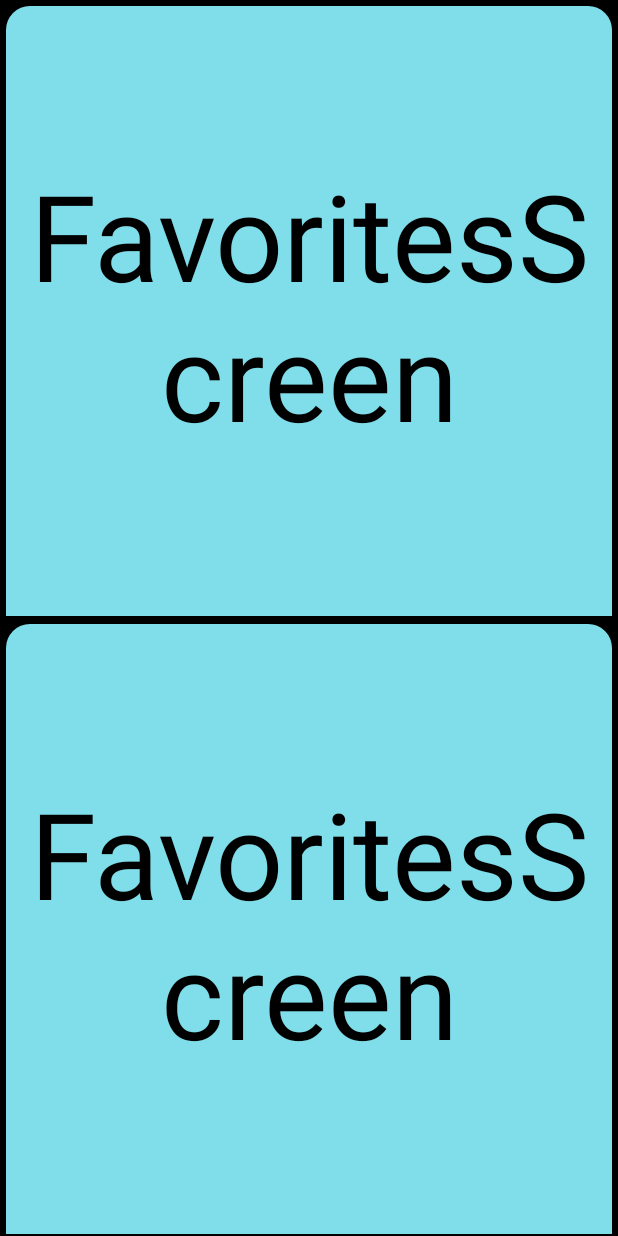
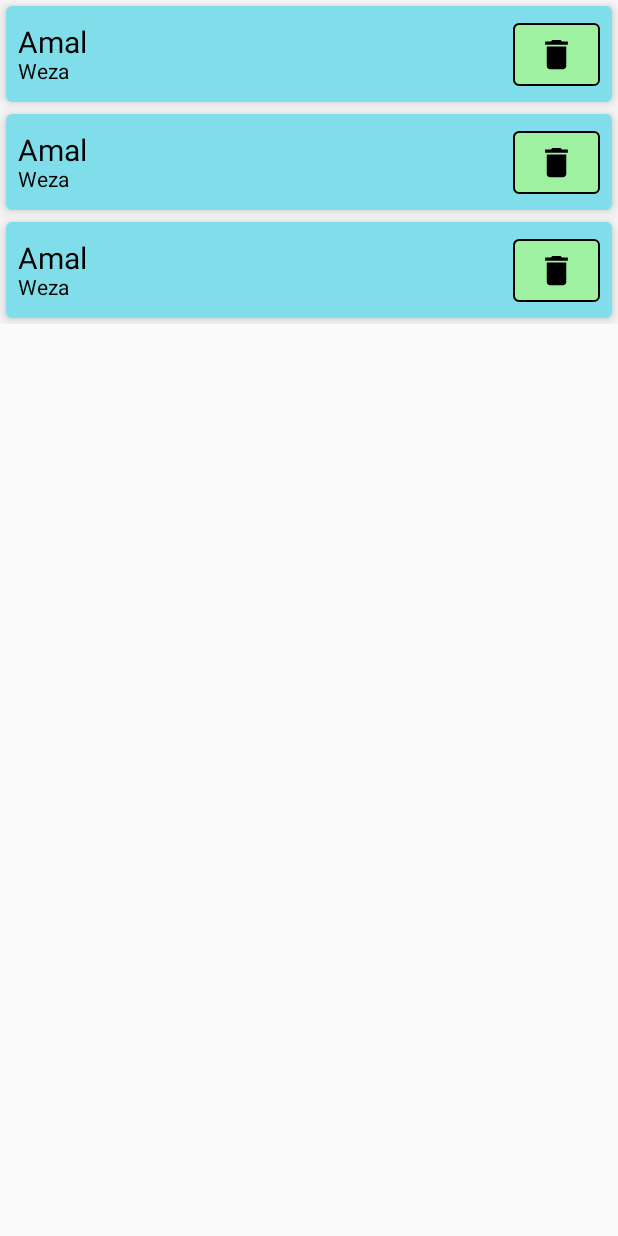
Before and after one commit to mossssama/Quotivate, an Android app built with Jetpack Compose: the screen it shows after launch (MainActivity), after a tap on "Favorites", on a phone screen of 412 x 824 dp. Run offline under Robolectric (Android 15) with nearby library versions, the phone set to English and light mode, and no system bars; our stand-ins replace Room's generated code.

```diff
--- a/app/src/main/java/com/newOs/quotivate/MainActivity.kt
+++ b/app/src/main/java/com/newOs/quotivate/MainActivity.kt
@@ -3,6 +3,7 @@ package com.newOs.quotivate
 import android.os.Bundle
 import androidx.activity.ComponentActivity
 import androidx.activity.compose.setContent
+import com.newOs.quotivate.navigation.Navigation
 import com.newOs.quotivate.ui.theme.*
 
 class MainActivity : ComponentActivity() {
--- a/app/src/main/java/com/newOs/quotivate/QuoteViewModel.kt
+++ b/app/src/main/java/com/newOs/quotivate/QuoteViewModel.kt
@@ -3,11 +3,13 @@ package com.newOs.quotivate
 import androidx.lifecycle.ViewModel
 
 class QuotesViewModel():ViewModel() {
-    fun getQuote()= quoteList
+    fun getAllQuotes()= quoteList
 }
 
+class QuoteViewModel():ViewModel() {
+    fun getRandomQuote()= quoteList.random()
+}
 
-
-class QuoteViewModel():ViewModel() {
-    fun getQuote()= quoteList.random()
+class FavoritesViewModel : ViewModel() {
+    fun getAllFavorites() = quoteList.filter { it.isFavorite }
 }
--- a/app/src/main/java/com/newOs/quotivate/composables/IconButton.kt
+++ b/app/src/main/java/com/newOs/quotivate/composables/IconButton.kt
@@ -11,9 +11,9 @@ import androidx.compose.ui.res.painterResource
 import androidx.compose.ui.unit.dp
 
 @Composable
-fun IconBtn(imageId: Int, imageDescription: String, borderColor: Color, iconColor: Color, backgroundColor: Color, modifier: Modifier) {
+fun IconBtn(imageId: Int, imageDescription: String, borderColor: Color, iconColor: Color, backgroundColor: Color, modifier: Modifier,onClick:()->Unit) {
     OutlinedButton(
-        onClick = {},
+        onClick = onClick,
         border = BorderStroke(1.dp, borderColor),
         modifier = modifier,
         colors = ButtonDefaults.buttonColors(backgroundColor = backgroundColor)
--- /dev/null
+++ b/app/src/main/java/com/newOs/quotivate/composables/Txt.kt
@@ -0,0 +1,20 @@
+package com.newOs.quotivate.composables
+
+import androidx.compose.material.Text
+import androidx.compose.runtime.Composable
+import androidx.compose.ui.graphics.Color
+import androidx.compose.ui.text.TextStyle
+import androidx.compose.ui.text.style.TextAlign
+import androidx.compose.ui.unit.TextUnit
+
+@Composable
+fun Txt(text: String, fontSize: TextUnit, textColor: Color) {
+    Text(
+        text = text,
+        style = TextStyle(
+            fontSize = fontSize,
+            color = textColor
+        ),
+        textAlign = TextAlign.Start,
+    )
+}
--- a/app/src/main/java/com/newOs/quotivate/dummy.kt
+++ b/app/src/main/java/com/newOs/quotivate/dummy.kt
@@ -2,9 +2,31 @@ package com.newOs.quotivate
 
 import com.newOs.quotivate.room.Quote
 
-val dummyOne = Quote("OsOs","Mohamed",false)
+val dummyOne = Quote("OsOs","Mohamed Osama Saleh Ahmed Abdallah Nasr Computer & Systems Engineer",false)
 val dummyTwo = Quote("Nozwa","Nihal",false)
 val dummyThree = Quote("Weza","Amal",true)
+val dummyFour = Quote("GOAT","Leo",false)
+val dummyFive = Quote("OsOs","Mohamed",false)
+val dummySix = Quote("Nozwa","Nihal",false)
+val dummySeven = Quote("Weza","Amal",true)
+val dummyEight = Quote("GOAT","Leo",false)
+val dummyNine = Quote("OsOs","Mohamed",false)
+val dummyTen = Quote("Nozwa","Nihal",false)
+val dummyEleven = Quote("Weza","Amal",true)
+val dummyTwelve = Quote("GOAT","Leo",false)
 
 
-val quoteList = listOf(dummyOne, dummyTwo, dummyThree)
+val quoteList = listOf(
+    dummyOne,
+    dummyTwo,
+    dummyThree,
+    dummyFour,
+    dummyFive,
+    dummySix,
+    dummySeven,
+    dummyEight,
+    dummyNine,
+    dummyTen,
+    dummyEleven,
+    dummyTwelve
+)
--- a/app/src/main/java/com/newOs/quotivate/navigation/Navigation.kt
+++ b/app/src/main/java/com/newOs/quotivate/navigation/Navigation.kt
@@ -1,37 +1,40 @@
-package com.newOs.quotivate
+package com.newOs.quotivate.navigation
 
 import androidx.compose.runtime.Composable
-import androidx.navigation.NavType
+import androidx.lifecycle.viewmodel.compose.viewModel
 import androidx.navigation.compose.NavHost
 import androidx.navigation.compose.composable
-import androidx.navigation.compose.navArgument
 import androidx.navigation.compose.rememberNavController
+import com.newOs.quotivate.QuoteViewModel
 import com.newOs.quotivate.screens.FavoritesScreen
 import com.newOs.quotivate.screens.MainScreen
 import com.newOs.quotivate.screens.QuotesScreen
-import com.newOs.quotivate.navigation.Screen
 
 
 @Composable
 fun Navigation(){
     val navController = rememberNavController()
+    val viewModel : QuoteViewModel = viewModel()
     NavHost(navController = navController, startDestination = Screen.MainScreen.route){
         composable(
             route = Screen.MainScreen.route
         ){
-            MainScreen(navController = navController)
+            MainScreen(navController = navController,viewModel = viewModel)
         }
         composable(
-            route = Screen.QuotesScreen.route+"?quote={quote}",
-            arguments = listOf(
-                navArgument("quote"){
-                    type = NavType.StringType
-                    defaultValue = "When I become expensive no one wanted me"
-                    nullable = true
-                }
-            )
-        ){ entry ->
-            QuotesScreen(name=entry.arguments?.getString("name"))
+            route = Screen.QuotesScreen.route
+//            route = Screen.QuotesScreen.route+"?quote={quote}",
+//            arguments = listOf(
+//                navArgument("quote"){
+//                    type = NavType.StringType
+//                    defaultValue = "When I become expensive no one wanted me"
+//                    nullable = true
+//                }
+//            )
+        ){
+//            entry ->
+//            QuotesScreen(name=entry.arguments?.getString("name"))
+            QuotesScreen()
         }
         composable(
             route = Screen.FavoritesScreen.route
--- a/app/src/main/java/com/newOs/quotivate/screens/FavoritesScreen.kt
+++ b/app/src/main/java/com/newOs/quotivate/screens/FavoritesScreen.kt
@@ -1,41 +1,63 @@
 package com.newOs.quotivate.screens
 
-import androidx.compose.foundation.background
-import androidx.compose.foundation.layout.*
-import androidx.compose.foundation.shape.RoundedCornerShape
-import androidx.compose.runtime.Composable
+import androidx.compose.foundation.layout.Column
+import androidx.compose.foundation.layout.Row
+import androidx.compose.foundation.layout.padding
+import androidx.compose.foundation.lazy.LazyColumn
+import androidx.compose.foundation.lazy.items
+import androidx.compose.material.Card
+import androidx.compose.runtime.*
+import androidx.compose.ui.Alignment
 import androidx.compose.ui.Modifier
+import androidx.compose.ui.graphics.Color
 import androidx.compose.ui.unit.dp
 import androidx.compose.ui.unit.sp
-import com.newOs.quotivate.composables.TxtView
+import androidx.lifecycle.viewmodel.compose.viewModel
+import com.newOs.quotivate.FavoritesViewModel
+import com.newOs.quotivate.R
+import com.newOs.quotivate.composables.IconBtn
+import com.newOs.quotivate.composables.Txt
+import com.newOs.quotivate.room.Quote
 import com.newOs.quotivate.ui.theme.baby_blue
 import com.newOs.quotivate.ui.theme.black
+import com.newOs.quotivate.ui.theme.green
 
 @Composable
 fun FavoritesScreen() {
-    Column(
-        modifier = Modifier
-            .fillMaxHeight()
-            .fillMaxWidth()
-            .background(color = black),
-        verticalArrangement = Arrangement.SpaceBetween
-    ) {
-        FText(
-            modifier = Modifier
-                .weight(1f)
-                .fillMaxWidth()
-                .padding(4.dp,4.dp,4.dp,1.dp)
-        )
-        FText(
-            modifier = Modifier
-                .weight(1f)
-                .fillMaxWidth()
-                .padding(4.dp,4.dp,4.dp,1.dp)
-        )
+    val vm: FavoritesViewModel = viewModel()
+    LazyColumn{
+        items(vm.getAllFavorites()) { quote ->
+            FavoriteItem(quote)
+        }
     }
 }
 
 @Composable
-fun FText(modifier: Modifier) {
-    TxtView(text = "FavoritesScreen",fontSize = 80.sp,textColor = black, backgroundColor = baby_blue,modifier = modifier, cornersShape = RoundedCornerShape(topStart = 16.dp, topEnd = 16.dp))
+fun FavoriteItem(quote: Quote){
+    Card(elevation = 6.dp, modifier = Modifier.padding(4.dp), backgroundColor = baby_blue,contentColor = black) {
+        Row(verticalAlignment = Alignment.CenterVertically, modifier = Modifier.padding(8.dp)) {
+            Column(modifier = Modifier.weight(0.85f)) {
+                FText(quoteText = quote.text,textColor = black)
+                FAuthor(quoteAuthor = quote.author,textColor = black)
+            }
+            RemoveFavorite(modifier = Modifier.weight(0.15f), imageId = R.drawable.delete_icon, onClick = {
+                /* Delete Quote from db */
+            })
+        }
+    }
 }
+
+@Composable
+fun FText(quoteText:String,textColor: Color) {
+    Txt(text = quoteText,fontSize = 20.sp,textColor=textColor)
+}
+
+@Composable
+fun FAuthor(quoteAuthor:String,textColor: Color) {
+    Txt(text = quoteAuthor,fontSize = 14.sp,textColor=textColor)
+}
+
+@Composable
+fun RemoveFavorite(modifier: Modifier,imageId:Int,onClick: ()->Unit) {
+    IconBtn(imageId = imageId, imageDescription = "Refresh Button", borderColor = black, iconColor = black,backgroundColor = green,modifier = modifier, onClick = onClick)
+}
--- a/app/src/main/java/com/newOs/quotivate/screens/MainScreen.kt
+++ b/app/src/main/java/com/newOs/quotivate/screens/MainScreen.kt
@@ -3,11 +3,12 @@ package com.newOs.quotivate.screens
 import androidx.compose.foundation.background
 import androidx.compose.foundation.layout.*
 import androidx.compose.foundation.shape.RoundedCornerShape
-import androidx.compose.runtime.Composable
+import androidx.compose.runtime.*
 import androidx.compose.ui.Modifier
 import androidx.compose.ui.unit.dp
 import androidx.compose.ui.unit.sp
 import androidx.navigation.NavController
+import com.newOs.quotivate.QuoteViewModel
 import com.newOs.quotivate.composables.IconBtn
 import com.newOs.quotivate.composables.TextBtn
 import com.newOs.quotivate.composables.TxtView
@@ -15,7 +16,10 @@ import com.newOs.quotivate.navigation.Screen
 import com.newOs.quotivate.ui.theme.*
 
 @Composable
-fun MainScreen(navController: NavController) {
+fun MainScreen(navController: NavController,viewModel: QuoteViewModel) {
+
+    var currentQuote by remember { mutableStateOf(viewModel.getRandomQuote())}
+
     Column(
         modifier = Modifier
             .fillMaxHeight()
@@ -27,22 +31,42 @@ fun MainScreen(navController: NavController) {
             modifier = Modifier
                 .weight(1f)
                 .fillMaxWidth()
-                .padding(4.dp, 4.dp, 4.dp, 1.dp)
+                .padding(4.dp, 4.dp, 4.dp, 1.dp),
+            quoteText = currentQuote.text
         )
         QuoteAuthor(
             modifier = Modifier
                 .weight(0.2f)
                 .fillMaxWidth()
-                .padding(4.dp, 0.dp, 4.dp, 2.dp)
+                .padding(4.dp, 0.dp, 4.dp, 2.dp),
+            quoteAuthor = currentQuote.author
         )
 
-        InteractionRow(
+        Row(
+            horizontalArrangement = Arrangement.SpaceBetween,
             modifier = Modifier
                 .weight(0.1f)
                 .fillMaxWidth()
                 .fillMaxHeight()
                 .padding(3.dp, 2.dp, 3.dp, 2.dp)
-        )
+        ) {
+            RefreshQuote(
+                modifier = Modifier
+                    .weight(1f)
+                    .fillMaxWidth(),
+                onClick = { currentQuote = viewModel.getRandomQuote() }
+            )
+            FavQuote(
+                modifier = Modifier
+                    .weight(1f)
+                    .fillMaxWidth()
+            )
+            ShareQuote(
+                modifier = Modifier
+                    .weight(1f)
+                    .fillMaxWidth()
+            )
+        }
 
         ShowFavoriteQuotes(
             modifier = Modifier
@@ -63,66 +87,44 @@ fun MainScreen(navController: NavController) {
 }
 
 @Composable
-fun InteractionRow(modifier: Modifier){
-    Row(
-        horizontalArrangement = Arrangement.SpaceBetween,
-        modifier = modifier
-            .fillMaxWidth()
-            .fillMaxHeight()
-    ) {
-        RefreshQuote(
-            modifier = Modifier
-                .weight(1f)
-                .fillMaxWidth()
-        )
-        FavQuote(
-            modifier = Modifier
-                .weight(1f)
-                .fillMaxWidth()
-        )
-        ShareQuote(
-            modifier = Modifier
-                .weight(1f)
-                .fillMaxWidth()
-        )
-    }
-}
-
-
-
-@Composable
-fun QuoteText(modifier: Modifier) {
-    TxtView(text = "Quote",fontSize = 80.sp,textColor = black, backgroundColor = baby_blue,modifier = modifier, cornersShape = RoundedCornerShape(topStart = 16.dp, topEnd = 16.dp))
+fun QuoteText(modifier: Modifier,quoteText: String) {
+    TxtView(text = quoteText,fontSize = 80.sp,textColor = black, backgroundColor = baby_blue,modifier = modifier, cornersShape = RoundedCornerShape(topStart = 16.dp, topEnd = 16.dp))
 }
 
 @Composable
-fun QuoteAuthor(modifier: Modifier) {
-    TxtView(text = "Author",fontSize = 16.sp,textColor = black, backgroundColor = baby_blue,modifier = modifier, cornersShape = RoundedCornerShape(topStart=0.dp))
+fun QuoteAuthor(modifier: Modifier,quoteAuthor: String) {
+    TxtView(text = quoteAuthor,fontSize = 16.sp,textColor = black, backgroundColor = baby_blue,modifier = modifier, cornersShape = RoundedCornerShape(topStart=0.dp))
 }
 
 @Composable
-fun RefreshQuote(modifier: Modifier) {
-    IconBtn(imageId = com.newOs.quotivate.R.drawable.refresh_icon, imageDescription = "Refresh Button", borderColor = black, iconColor = black,backgroundColor = green,modifier = modifier)
+fun RefreshQuote(modifier: Modifier,onClick: ()->Unit) {
+    IconBtn(imageId = com.newOs.quotivate.R.drawable.refresh_icon, imageDescription = "Refresh Button", borderColor = black, iconColor = black,backgroundColor = green,modifier = modifier, onClick = onClick)
 }
 
 @Composable
 fun FavQuote(modifier: Modifier) {
-    IconBtn(imageId = com.newOs.quotivate.R.drawable.favorite_icon, imageDescription = "Favorite Button", borderColor = black, iconColor = black,backgroundColor = blue,modifier = modifier)
+    IconBtn(imageId = com.newOs.quotivate.R.drawable.favorite_icon, imageDescription = "Favorite Button", borderColor = black, iconColor = black,backgroundColor = blue,modifier = modifier, onClick = {})
 }
 
 @Composable
 fun ShareQuote(modifier: Modifier) {
-    IconBtn(imageId = com.newOs.quotivate.R.drawable.share_icon, imageDescription = "Share Button", borderColor = black, iconColor = black, backgroundColor = red,modifier = modifier)
+    IconBtn(imageId = com.newOs.quotivate.R.drawable.share_icon, imageDescription = "Share Button", borderColor = black, iconColor = black, backgroundColor = red,modifier = modifier, onClick = {})
 }
 
 @Composable
 fun ShowFavoriteQuotes(modifier: Modifier, navController: NavController) {
-    TextBtn("Favorites",modifier, textColor = black, backgroundColor = yellow, cornersShape = RoundedCornerShape(topStart=0.dp), onClick = { navController.navigate(
-        Screen.FavoritesScreen.route) })
+    TextBtn("Favorites",modifier, textColor = black, backgroundColor = yellow, cornersShape = RoundedCornerShape(topStart=0.dp), onClick = { navigateToFavoritesScreen(navController) })
 }
 
 @Composable
 fun ShowMoreQuotes(modifier: Modifier, navController: NavController) {
-    TextBtn("More",modifier, textColor = black, backgroundColor = pink, cornersShape = RoundedCornerShape(bottomStart = 16.dp, bottomEnd = 16.dp), onClick = { navController.navigate(
-        Screen.QuotesScreen.route) })
+    TextBtn("More",modifier, textColor = black, backgroundColor = pink, cornersShape = RoundedCornerShape(bottomStart = 16.dp, bottomEnd = 16.dp), onClick = { navigateToQuotesScreen(navController) })
 }
+
+fun navigateToFavoritesScreen(navController: NavController){
+    navController.navigate(Screen.FavoritesScreen.route)
+}
+
+fun navigateToQuotesScreen(navController: NavController){
+    navController.navigate(Screen.QuotesScreen.route)
+}
--- /dev/null
+++ b/app/src/main/res/drawable/delete_icon.xml
@@ -0,0 +1,5 @@
+<vector android:height="32dp" android:tint="#000000"
+    android:viewportHeight="24" android:viewportWidth="24"
+    android:width="32dp" xmlns:android="http://schemas.android.com/apk/res/android">
+    <path android:fillColor="@android:color/white" android:pathData="M6,19c0,1.1 0.9,2 2,2h8c1.1,0 2,-0.9 2,-2V7H6v12zM19,4h-3.5l-1,-1h-5l-1,1H5v2h14V4z"/>
+</vector>
--- /dev/null
+++ b/app/src/main/res/drawable/favorite_hollow_icon.xml
@@ -0,0 +1,5 @@
+<vector android:height="32dp" android:tint="#000000"
+    android:viewportHeight="24" android:viewportWidth="24"
+    android:width="32dp" xmlns:android="http://schemas.android.com/apk/res/android">
+    <path android:fillColor="@android:color/white" android:pathData="M16.5,3c-1.74,0 -3.41,0.81 -4.5,2.09C10.91,3.81 9.24,3 7.5,3 4.42,3 2,5.42 2,8.5c0,3.78 3.4,6.86 8.55,11.54L12,21.35l1.45,-1.32C18.6,15.36 22,12.28 22,8.5 22,5.42 19.58,3 16.5,3zM12.1,18.55l-0.1,0.1 -0.1,-0.1C7.14,14.24 4,11.39 4,8.5 4,6.5 5.5,5 7.5,5c1.54,0 3.04,0.99 3.57,2.36h1.87C13.46,5.99 14.96,5 16.5,5c2,0 3.5,1.5 3.5,3.5 0,2.89 -3.14,5.74 -7.9,10.05z"/>
+</vector>
--- a/app/src/main/res/drawable/ic_favorite.xml
+++ /dev/null
@@ -1,5 +0,0 @@
-<vector android:height="24dp" android:tint="#000000"
-    android:viewportHeight="24" android:viewportWidth="24"
-    android:width="24dp" xmlns:android="http://schemas.android.com/apk/res/android">
-    <path android:fillColor="@android:color/white" android:pathData="M12,21.35l-1.45,-1.32C5.4,15.36 2,12.28 2,8.5 2,5.42 4.42,3 7.5,3c1.74,0 3.41,0.81 4.5,2.09C13.09,3.81 14.76,3 16.5,3 19.58,3 22,5.42 22,8.5c0,3.78 -3.4,6.86 -8.55,11.54L12,21.35z"/>
-</vector>
--- a/app/src/main/res/drawable/ic_refresh.xml
+++ /dev/null
@@ -1,5 +0,0 @@
-<vector android:height="24dp" android:tint="#000000"
-    android:viewportHeight="24" android:viewportWidth="24"
-    android:width="24dp" xmlns:android="http://schemas.android.com/apk/res/android">
-    <path android:fillColor="@android:color/white" android:pathData="M17.65,6.35C16.2,4.9 14.21,4 12,4c-4.42,0 -7.99,3.58 -7.99,8s3.57,8 7.99,8c3.73,0 6.84,-2.55 7.73,-6h-2.08c-0.82,2.33 -3.04,4 -5.65,4 -3.31,0 -6,-2.69 -6,-6s2.69,-6 6,-6c1.66,0 3.14,0.69 4.22,1.78L13,11h7V4l-2.35,2.35z"/>
-</vector>
--- a/app/src/main/res/drawable/ic_share.xml
+++ /dev/null
@@ -1,5 +0,0 @@
-<vector android:height="24dp" android:tint="#000000"
-    android:viewportHeight="24" android:viewportWidth="24"
-    android:width="24dp" xmlns:android="http://schemas.android.com/apk/res/android">
-    <path android:fillColor="@android:color/white" android:pathData="M18,16.08c-0.76,0 -1.44,0.3 -1.96,0.77L8.91,12.7c0.05,-0.23 0.09,-0.46 0.09,-0.7s-0.04,-0.47 -0.09,-0.7l7.05,-4.11c0.54,0.5 1.25,0.81 2.04,0.81 1.66,0 3,-1.34 3,-3s-1.34,-3 -3,-3 -3,1.34 -3,3c0,0.24 0.04,0.47 0.09,0.7L8.04,9.81C7.5,9.31 6.79,9 6,9c-1.66,0 -3,1.34 -3,3s1.34,3 3,3c0.79,0 1.5,-0.31 2.04,-0.81l7.12,4.16c-0.05,0.21 -0.08,0.43 -0.08,0.65 0,1.61 1.31,2.92 2.92,2.92 1.61,0 2.92,-1.31 2.92,-2.92s-1.31,-2.92 -2.92,-2.92z"/>
-</vector>
```
Also changed, not shown: app/src/main/java/com/newOs/quotivate/screens/QuotesScreen.kt (+47 -26 lines).
